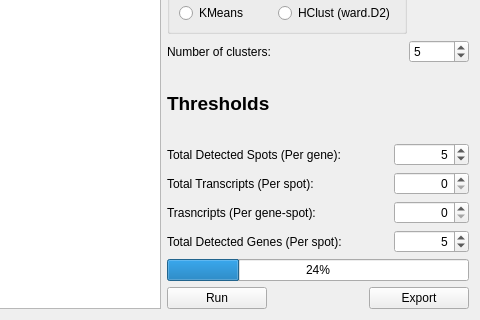
Before: the Qt Designer form src/analysis/analysisClustering.ui in jfnavarro/st_viewer, drawn with Qt 5; both pictures show x 450 to 930 and y 480 to 800 of the 930 by 800 pixel window.
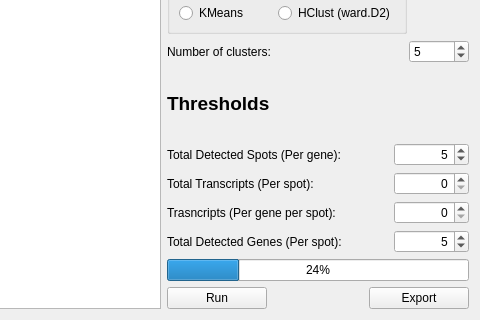
After: the same form once the commit is applied. Custom widgets are drawn as their Qt base class.

What changed in the file:
```diff
--- a/src/analysis/analysisClustering.ui
+++ b/src/analysis/analysisClustering.ui
@@ -656,7 +656,7 @@
        <item>
         <widget class="QLabel" name="label_10">
          <property name="text">
-          <string>Trasncripts (Per gene-spot):</string>
+          <string>Trasncripts (Per gene per spot):</string>
          </property>
         </widget>
        </item>
```
